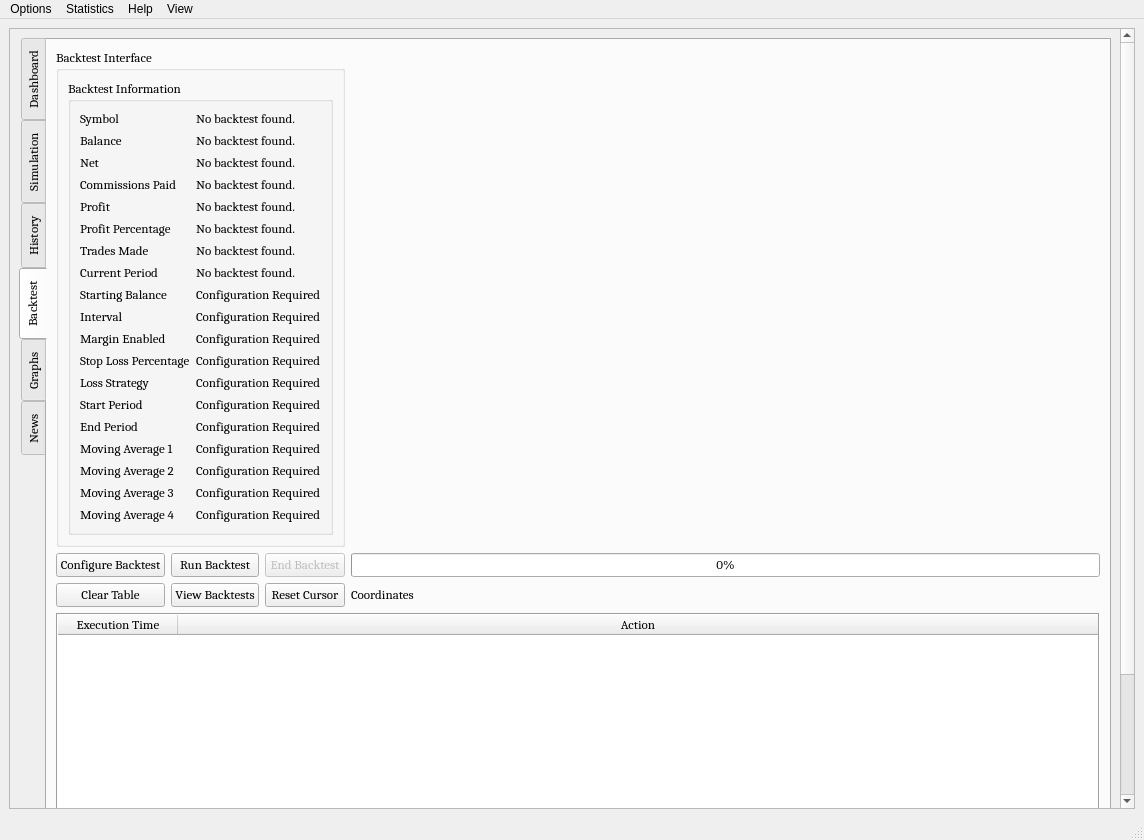
Qt form UI/algobot.ui (ZENALC/algobot) before a commit.
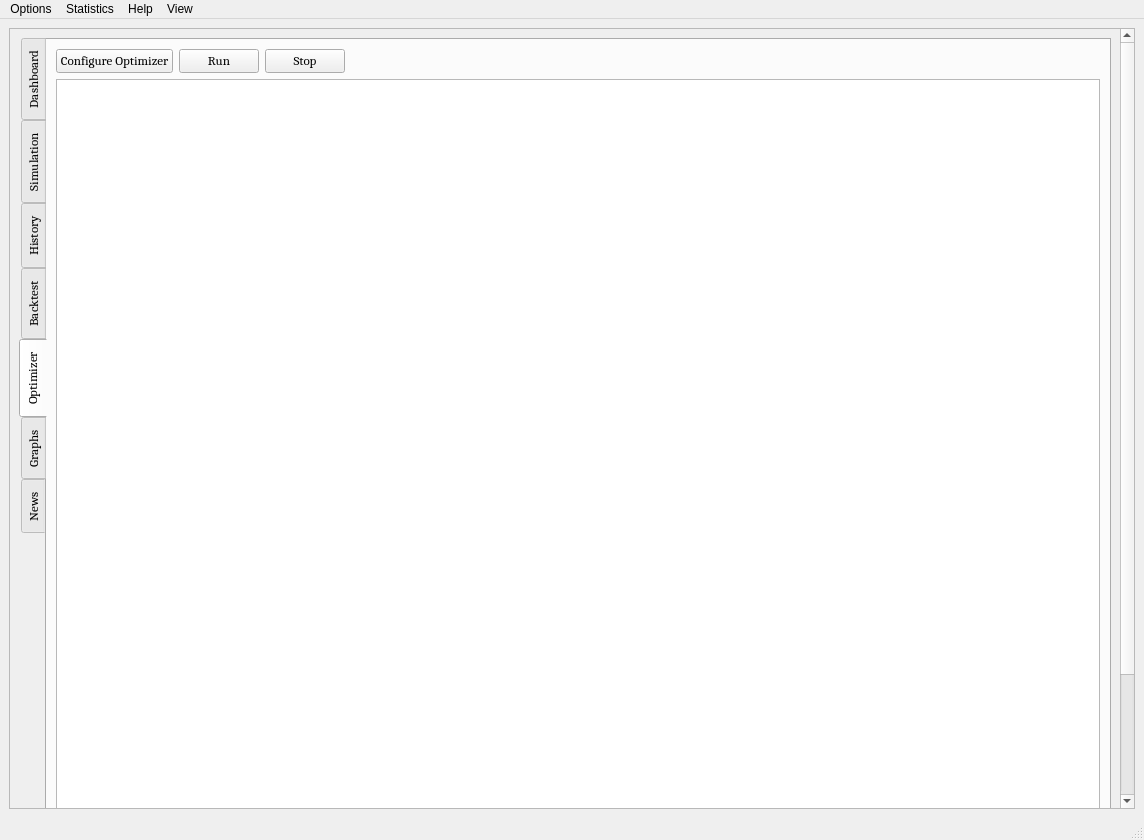
The same form after that commit. Icons and pictures are not drawn. Custom widgets are drawn as their Qt base class.

Commit message: added initial slots for optimizer

```diff
--- a/UI/algobot.ui
+++ b/UI/algobot.ui
@@ -69,7 +69,7 @@
            <enum>QTabWidget::West</enum>
           </property>
           <property name="currentIndex">
-           <number>3</number>
+           <number>4</number>
           </property>
           <property name="movable">
            <bool>true</bool>
@@ -1923,6 +1923,62 @@
             </item>
            </layout>
           </widget>
+          <widget class="QWidget" name="optimizerTab">
+           <attribute name="title">
+            <string>Optimizer</string>
+           </attribute>
+           <layout class="QGridLayout" name="gridLayout_7">
+            <item row="0" column="0">
+             <widget class="QPushButton" name="configureOptimizerButton">
+              <property name="text">
+               <string>Configure Optimizer</string>
+              </property>
+             </widget>
+            </item>
+            <item row="0" column="1">
+             <widget class="QPushButton" name="runOptimizerButton">
+              <property name="sizePolicy">
+               <sizepolicy hsizetype="Fixed" vsizetype="Fixed">
+                <horstretch>0</horstretch>
+                <verstretch>0</verstretch>
+               </sizepolicy>
+              </property>
+              <property name="text">
+               <string>Run</string>
+              </property>
+             </widget>
+            </item>
+            <item row="0" column="2">
+             <widget class="QPushButton" name="stopOptimizerButton">
+              <property name="sizePolicy">
+               <sizepolicy hsizetype="Fixed" vsizetype="Fixed">
+                <horstretch>0</horstretch>
+                <verstretch>0</verstretch>
+               </sizepolicy>
+              </property>
+              <property name="text">
+               <string>Stop</string>
+              </property>
+             </widget>
+            </item>
+            <item row="0" column="3">
+             <spacer name="horizontalSpacer">
+              <property name="orientation">
+               <enum>Qt::Horizontal</enum>
+              </property>
+              <property name="sizeHint" stdset="0">
+               <size>
+                <width>746</width>
+                <height>20</height>
+               </size>
+              </property>
+             </spacer>
+            </item>
+            <item row="1" column="0" colspan="5">
+             <widget class="QTableWidget" name="optimizerTableWidget"/>
+            </item>
+           </layout>
+          </widget>
           <widget class="QWidget" name="graphTab">
            <attribute name="title">
             <string>Graphs</string>
```
The commit also changes 4 other files.
